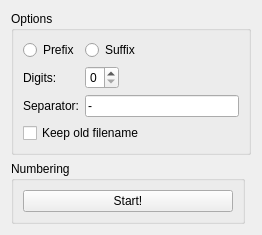
Above: src/resources/uixml/number.ui from jorritvm/imagetools before the change. Below: the same form after it.
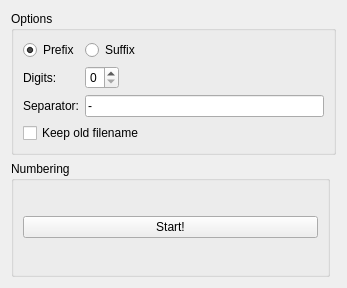
That is the form after the change.

Diff of the .ui file:
```diff
--- a/src/resources/uixml/number.ui
+++ b/src/resources/uixml/number.ui
@@ -6,8 +6,8 @@
    <rect>
     <x>0</x>
     <y>0</y>
-    <width>262</width>
-    <height>211</height>
+    <width>347</width>
+    <height>288</height>
    </rect>
   </property>
   <property name="sizePolicy">
@@ -37,6 +37,9 @@
         <property name="text">
          <string>Prefix</string>
         </property>
+        <property name="checked">
+         <bool>true</bool>
+        </property>
        </widget>
       </item>
       <item row="0" column="1">
```
Left out of the diff: 12 changed lines with no effect on the pictures.
